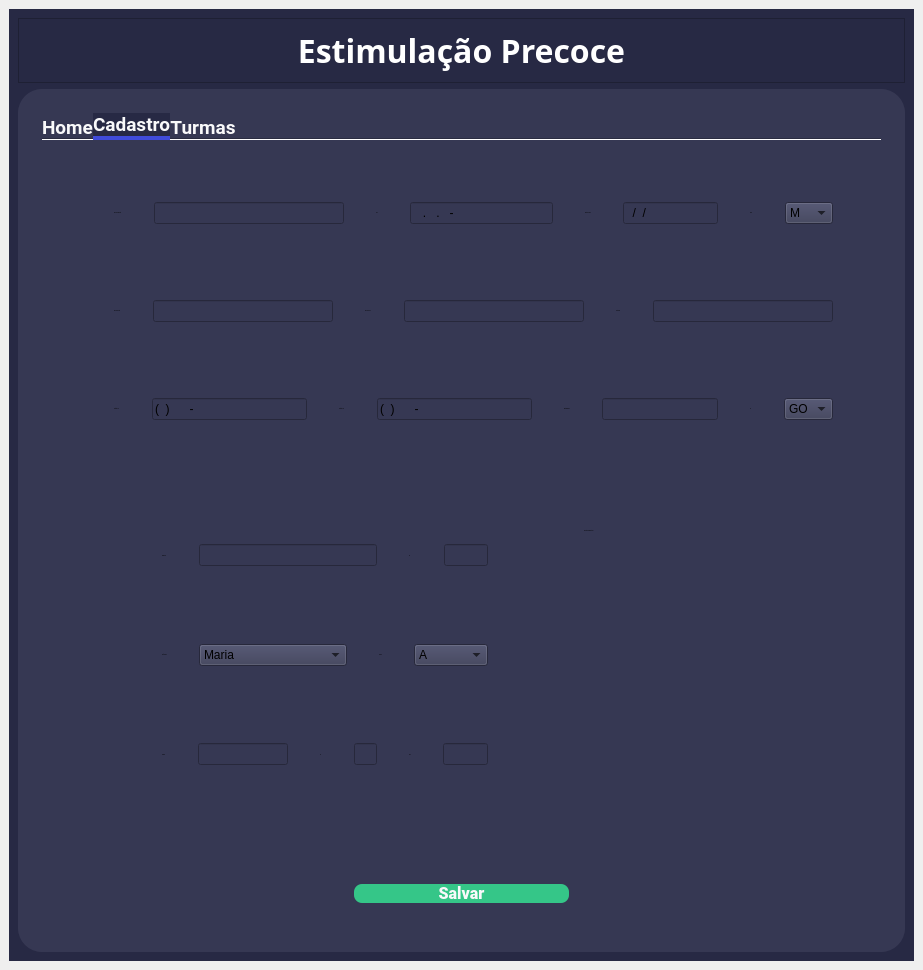
johnpaulo0602/estimulacaoprecoce, file interface.ui: the form before one commit.
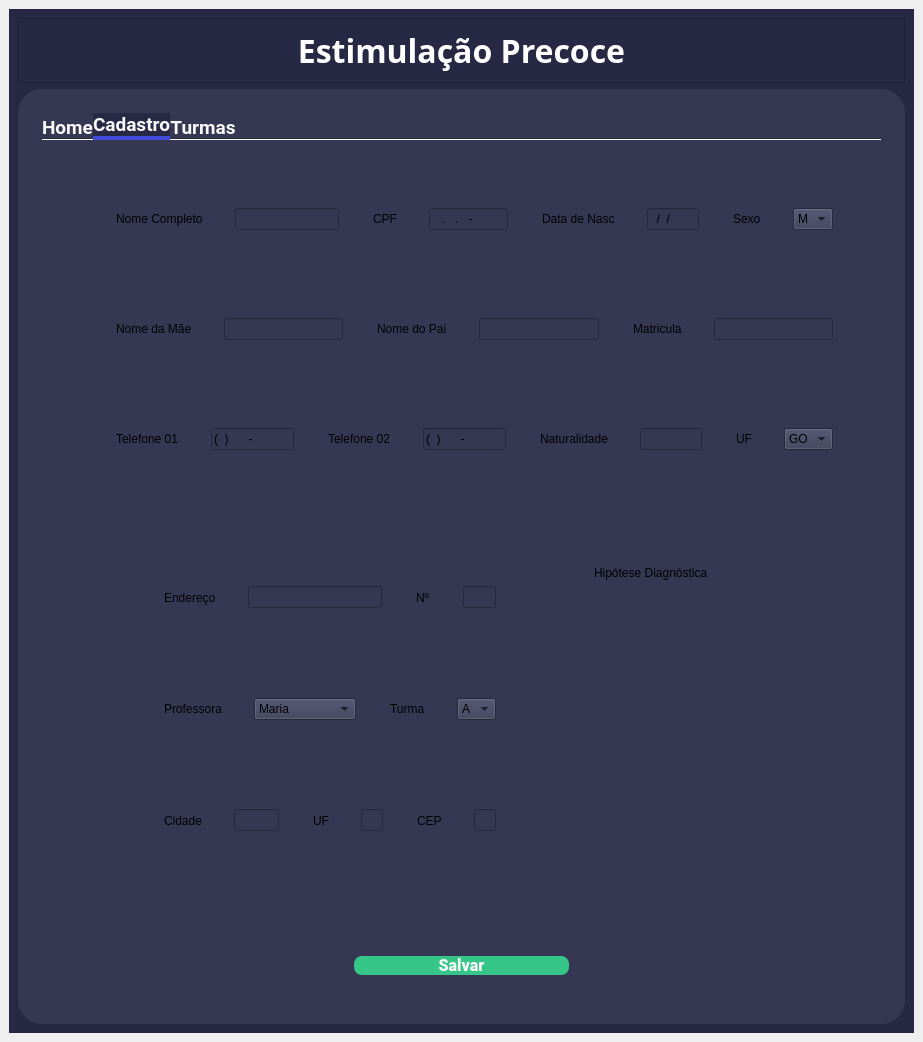
The form after the commit. The open tabs and pages were chosen to show the change.

Commit message: Alteração interface UI e cadastros finalizado

```diff
--- a/interface.ui
+++ b/interface.ui
@@ -14,6 +14,11 @@
    <string>MainWindow</string>
   </property>
   <widget class="QWidget" name="centralwidget">
+   <property name="font">
+    <font>
+     <pointsize>9</pointsize>
+    </font>
+   </property>
    <layout class="QVBoxLayout" name="verticalLayout_10">
     <item>
      <widget class="QWidget" name="widget" native="true">
@@ -401,7 +406,7 @@
                 <property name="font">
                  <font>
                   <family>Roboto</family>
-                  <pointsize>12</pointsize>
+                  <pointsize>13</pointsize>
                  </font>
                 </property>
                 <property name="styleSheet">
@@ -509,13 +514,24 @@
                      <widget class="QLabel" name="label">
                       <property name="font">
                        <font>
-                        <family>Roboto</family>
-                        <pointsize>-1</pointsize>
+                        <family>Segoe UI</family>
+                        <pointsize>9</pointsize>
+                        <italic>false</italic>
+                        <bold>false</bold>
                        </font>
                       </property>
+                      <property name="cursor">
+                       <cursorShape>ArrowCursor</cursorShape>
+                      </property>
+                      <property name="styleSheet">
+                       <string notr="true">font: 9pt &quot;Segoe UI&quot;;</string>
+                      </property>
                       <property name="text">
                        <string>Nome Completo</string>
                       </property>
+                      <property name="indent">
+                       <number>2</number>
+                      </property>
                      </widget>
                     </item>
                     <item>
@@ -525,13 +541,24 @@
                      <widget class="QLabel" name="label_2">
                       <property name="font">
                        <font>
-                        <family>Roboto</family>
-                        <pointsize>-1</pointsize>
+                        <family>Segoe UI</family>
+                        <pointsize>9</pointsize>
+                        <italic>false</italic>
+                        <bold>false</bold>
                        </font>
                       </property>
+                      <property name="cursor">
+                       <cursorShape>ArrowCursor</cursorShape>
+                      </property>
+                      <property name="styleSheet">
+                       <string notr="true">font: 9pt &quot;Segoe UI&quot;;</string>
+                      </property>
                       <property name="text">
                        <string>CPF</string>
                       </property>
+                      <property name="indent">
+                       <number>2</number>
+                      </property>
                      </widget>
                     </item>
                     <item>
@@ -545,13 +572,24 @@
                      <widget class="QLabel" name="label_3">
                       <property name="font">
                        <font>
-                        <family>Roboto</family>
-                        <pointsize>-1</pointsize>
+                        <family>Segoe UI</family>
+                        <pointsize>9</pointsize>
+                        <italic>false</italic>
+                        <bold>false</bold>
                        </font>
                       </property>
+                      <property name="cursor">
+                       <cursorShape>ArrowCursor</cursorShape>
+                      </property>
+                      <property name="styleSheet">
+                       <string notr="true">font: 9pt &quot;Segoe UI&quot;;</string>
+                      </property>
                       <property name="text">
                        <string>Data de Nasc</string>
                       </property>
+                      <property name="indent">
+                       <number>2</number>
+                      </property>
                      </widget>
                     </item>
                     <item>
@@ -565,17 +603,33 @@
                      <widget class="QLabel" name="label_4">
                       <property name="font">
                        <font>
-                        <family>Roboto</family>
-                        <pointsize>-1</pointsize>
+                        <family>Segoe UI</family>
+                        <pointsize>9</pointsize>
+                        <italic>false</italic>
+                        <bold>false</bold>
                        </font>
                       </property>
+                      <property name="cursor">
+                       <cursorShape>ArrowCursor</cursorShape>
+                      </property>
+                      <property name="styleSheet">
+                       <string notr="true">font: 9pt &quot;Segoe UI&quot;;</string>
+                      </property>
                       <property name="text">
                        <string>Sexo</string>
                       </property>
+                      <property name="indent">
+                       <number>2</number>
+                      </property>
                      </widget>
                     </item>
                     <item>
-                     <widget class="QComboBox" name="comboBox">
+                     <widget class="QComboBox" name="combo_sexo">
+                      <property name="font">
+                       <font>
+                        <pointsize>9</pointsize>
+                       </font>
+                      </property>
                       <item>
                        <property name="text">
                         <string>M</string>
@@ -641,13 +695,24 @@
                      <widget class="QLabel" name="label_5">
                       <property name="font">
                        <font>
-                        <family>Roboto</family>
-                        <pointsize>-1</pointsize>
+                        <family>Segoe UI</family>
+                        <pointsize>9</pointsize>
+                        <italic>false</italic>
+                        <bold>false</bold>
                        </font>
                       </property>
+                      <property name="cursor">
+                       <cursorShape>ArrowCursor</cursorShape>
+                      </property>
+                      <property name="styleSheet">
+                       <string notr="true">font: 9pt &quot;Segoe UI&quot;;</string>
+                      </property>
                       <property name="text">
                        <string>Nome da Mãe</string>
                       </property>
+                      <property name="indent">
+                       <number>2</number>
+                      </property>
                      </widget>
                     </item>
                     <item>
@@ -657,13 +722,24 @@
                      <widget class="QLabel" name="label_6">
                       <property name="font">
                        <font>
-                        <family>Roboto</family>
-                        <pointsize>-1</pointsize>
+                        <family>Segoe UI</family>
+                        <pointsize>9</pointsize>
+                        <italic>false</italic>
+                        <bold>false</bold>
                        </font>
                       </property>
+                      <property name="cursor">
+                       <cursorShape>ArrowCursor</cursorShape>
+                      </property>
+                      <property name="styleSheet">
+                       <string notr="true">font: 9pt &quot;Segoe UI&quot;;</string>
+                      </property>
                       <property name="text">
                        <string>Nome do Pai</string>
                       </property>
+                      <property name="indent">
+                       <number>2</number>
+                      </property>
                      </widget>
                     </item>
                     <item>
@@ -673,13 +749,24 @@
                      <widget class="QLabel" name="label_7">
                       <property name="font">
                        <font>
-                        <family>Roboto</family>
-                        <pointsize>-1</pointsize>
+                        <family>Segoe UI</family>
+                        <pointsize>9</pointsize>
+                        <italic>false</italic>
+                        <bold>false</bold>
                        </font>
                       </property>
+                      <property name="cursor">
+                       <cursorShape>ArrowCursor</cursorShape>
+                      </property>
+                      <property name="styleSheet">
+                       <string notr="true">font: 9pt &quot;Segoe UI&quot;;</string>
+                      </property>
                       <property name="text">
                        <string>Matricula</string>
                       </property>
+                      <property name="indent">
+                       <number>2</number>
+                      </property>
                      </widget>
                     </item>
                     <item>
@@ -766,13 +853,24 @@
                      <widget class="QLabel" name="label_8">
                       <property name="font">
                        <font>
-                        <family>Roboto</family>
-                        <pointsize>-1</pointsize>
+                        <family>Segoe UI</family>
+                        <pointsize>9</pointsize>
+                        <italic>false</italic>
+                        <bold>false</bold>
                        </font>
                       </property>
+                      <property name="cursor">
+                       <cursorShape>ArrowCursor</cursorShape>
+                      </property>
+                      <property name="styleSheet">
+                       <string notr="true">font: 9pt &quot;Segoe UI&quot;;</string>
+                      </property>
                       <property name="text">
                        <string>Telefone 01</string>
                       </property>
+                      <property name="indent">
+                       <number>2</number>
+                      </property>
                      </widget>
                     </item>
                     <item>
@@ -786,13 +884,24 @@
                      <widget class="QLabel" name="label_9">
                       <property name="font">
                        <font>
-                        <family>Roboto</family>
-                        <pointsize>-1</pointsize>
+                        <family>Segoe UI</family>
+                        <pointsize>9</pointsize>
+                        <italic>false</italic>
+                        <bold>false</bold>
                        </font>
                       </property>
+                      <property name="cursor">
+                       <cursorShape>ArrowCursor</cursorShape>
+                      </property>
+                      <property name="styleSheet">
+                       <string notr="true">font: 9pt &quot;Segoe UI&quot;;</string>
+                      </property>
                       <property name="text">
                        <string>Telefone 02</string>
                       </property>
+                      <property name="indent">
+                       <number>2</number>
+                      </property>
                      </widget>
                     </item>
                     <item>
@@ -806,13 +915,24 @@
                      <widget class="QLabel" name="label_10">
                       <property name="font">
                        <font>
-                        <family>Roboto</family>
-                        <pointsize>-1</pointsize>
+                        <family>Segoe UI</family>
+                        <pointsize>9</pointsize>
+                        <italic>false</italic>
+                        <bold>false</bold>
                        </font>
                       </property>
+                      <property name="cursor">
+                       <cursorShape>ArrowCursor</cursorShape>
+                      </property>
+                      <property name="styleSheet">
+                       <string notr="true">font: 9pt &quot;Segoe UI&quot;;</string>
+                      </property>
                       <property name="text">
                        <string>Naturalidade</string>
                       </property>
+                      <property name="indent">
+                       <number>2</number>
+                      </property>
                      </widget>
                     </item>
                     <item>
@@ -822,13 +942,24 @@
                      <widget class="QLabel" name="label_11">
                       <property name="font">
                        <font>
-                        <family>Roboto</family>
-                        <pointsize>-1</pointsize>
+                        <family>Segoe UI</family>
+                        <pointsize>9</pointsize>
+                        <italic>false</italic>
+                        <bold>false</bold>
                        </font>
                       </property>
+                      <property name="cursor">
+                       <cursorShape>ArrowCursor</cursorShape>
+                      </property>
+                      <property name="styleSheet">
+                       <string notr="true">font: 9pt &quot;Segoe UI&quot;;</string>
+                      </property>
                       <property name="text">
                        <string>UF</string>
                       </property>
+                      <property name="indent">
+                       <number>2</number>
+                      </property>
                      </widget>
                     </item>
                     <item>
@@ -1034,13 +1165,24 @@
                            <widget class="QLabel" name="label_15">
                             <property name="font">
                              <font>
-                              <family>Roboto</family>
-                              <pointsize>-1</pointsize>
+                              <family>Segoe UI</family>
+                              <pointsize>9</pointsize>
+                              <italic>false</italic>
+                              <bold>false</bold>
                              </font>
                             </property>
+                            <property name="cursor">
+                             <cursorShape>ArrowCursor</cursorShape>
+                            </property>
+                            <property name="styleSheet">
+                             <string notr="true">font: 9pt &quot;Segoe UI&quot;;</string>
+                            </property>
                             <property name="text">
                              <string>Endereço</string>
                             </property>
+                            <property name="indent">
+                             <number>2</number>
+                            </property>
                            </widget>
                           </item>
                           <item>
@@ -1050,13 +1192,24 @@
                            <widget class="QLabel" name="label_16">
                             <property name="font">
                              <font>
-                              <family>Roboto</family>
-                              <pointsize>-1</pointsize>
+                              <family>Segoe UI</family>
+                              <pointsize>9</pointsize>
+                              <italic>false</italic>
+                              <bold>false</bold>
                              </font>
                             </property>
+                            <property name="toolTipDuration">
+                             <number>7</number>
+                            </property>
+                            <property name="styleSheet">
+                             <string notr="true">font: 9pt &quot;Segoe UI&quot;;</string>
+                            </property>
                             <property name="text">
                              <string>Nº</string>
                             </property>
+                            <property name="indent">
+                             <number>2</number>
+                            </property>
                            </widget>
                           </item>
                           <item>
@@ -1114,13 +1267,24 @@
                            <widget class="QLabel" name="label_13">
                             <property name="font">
                              <font>
-                              <family>Roboto</family>
-                              <pointsize>-1</pointsize>
+                              <family>Segoe UI</family>
+                              <pointsize>9</pointsize>
+                              <italic>false</italic>
+                              <bold>false</bold>
                              </font>
                             </property>
+                            <property name="cursor">
+                             <cursorShape>ArrowCursor</cursorShape>
+                            </property>
+                            <property name="styleSheet">
+                             <string notr="true">font: 9pt &quot;Segoe UI&quot;;</string>
+                            </property>
                             <property name="text">
                              <string>Professora</string>
                             </property>
+                            <property name="indent">
+                             <number>2</number>
+                            </property>
                            </widget>
                           </item>
                           <item>
@@ -1151,13 +1315,24 @@
                            <widget class="QLabel" name="label_14">
                             <property name="font">
                              <font>
-                              <family>Roboto</family>
-                              <pointsize>-1</pointsize>
+                              <family>Segoe UI</family>
+                              <pointsize>9</pointsize>
+                              <italic>false</italic>
+                              <bold>false</bold>
                              </font>
                             </property>
+                            <property name="cursor">
+                             <cursorShape>ArrowCursor</cursorShape>
+                            </property>
+                            <property name="styleSheet">
+                             <string notr="true">font: 9pt &quot;Segoe UI&quot;;</string>
+                            </property>
                             <property name="text">
                              <string>Turma</string>
                             </property>
+                            <property name="indent">
+                             <number>2</number>
+                            </property>
                            </widget>
                           </item>
                           <item>
@@ -1236,13 +1411,24 @@
                            <widget class="QLabel" name="label_17">
                             <property name="font">
                              <font>
-                              <family>Roboto</family>
-                              <pointsize>-1</pointsize>
+                              <family>Segoe UI</family>
+                              <pointsize>9</pointsize>
+                              <italic>false</italic>
+                              <bold>false</bold>
                              </font>
                             </property>
+                            <property name="cursor">
+                             <cursorShape>ArrowCursor</cursorShape>
+                            </property>
+                            <property name="styleSheet">
+                             <string notr="true">font: 9pt &quot;Segoe UI&quot;;</string>
+                            </property>
                             <property name="text">
                              <string>Cidade</string>
                             </property>
+                            <property name="indent">
+                             <number>2</number>
+                            </property>
                            </widget>
                           </item>
                           <item>
@@ -1252,13 +1438,21 @@
                            <widget class="QLabel" name="label_18">
                             <property name="font">
                              <font>
-                              <family>Roboto</family>
-                              <pointsize>-1</pointsize>
+                              <family>Segoe UI</family>
+                              <pointsize>9</pointsize>
+                              <italic>false</italic>
+                              <bold>false</bold>
                              </font>
                             </property>
+                            <property name="styleSheet">
+                             <string notr="true">font: 9pt &quot;Segoe UI&quot;;</string>
+                            </property>
                             <property name="text">
                              <string>UF</string>
                             </property>
+                            <property name="indent">
+                             <number>2</number>
+                            </property>
                            </widget>
                           </item>
                           <item>
@@ -1268,13 +1462,24 @@
                            <widget class="QLabel" name="label_19">
                             <property name="font">
                              <font>
-                              <family>Roboto</family>
-                              <pointsize>-1</pointsize>
+                              <family>Segoe UI</family>
+                              <pointsize>9</pointsize>
+                              <italic>false</italic>
+                              <bold>false</bold>
                              </font>
                             </property>
+                            <property name="cursor">
+                             <cursorShape>ArrowCursor</cursorShape>
+                            </property>
+                            <property name="styleSheet">
+                             <string notr="true">font: 9pt &quot;Segoe UI&quot;;</string>
+                            </property>
                             <property name="text">
                              <string>CEP</string>
                             </property>
+                            <property name="indent">
+                             <number>2</number>
+                            </property>
                            </widget>
                           </item>
                           <item>
@@ -1311,13 +1516,21 @@
                         <widget class="QLabel" name="label_12">
                          <property name="font">
                           <font>
-                           <family>Roboto</family>
-                           <pointsize>-1</pointsize>
+                           <family>Segoe UI</family>
+                           <pointsize>9</pointsize>
+                           <italic>false</italic>
+                           <bold>false</bold>
                           </font>
                          </property>
+                         <property name="styleSheet">
+                          <string notr="true">font: 9pt &quot;Segoe UI&quot;;</string>
+                         </property>
                          <property name="text">
                           <string>Hipótese Diagnóstica</string>
                          </property>
+                         <property name="indent">
+                          <number>2</number>
+                         </property>
                         </widget>
                        </item>
                        <item>
```
Left out of the diff: 130 changed lines with no effect on the pictures. The commit also changes 2 other files.
